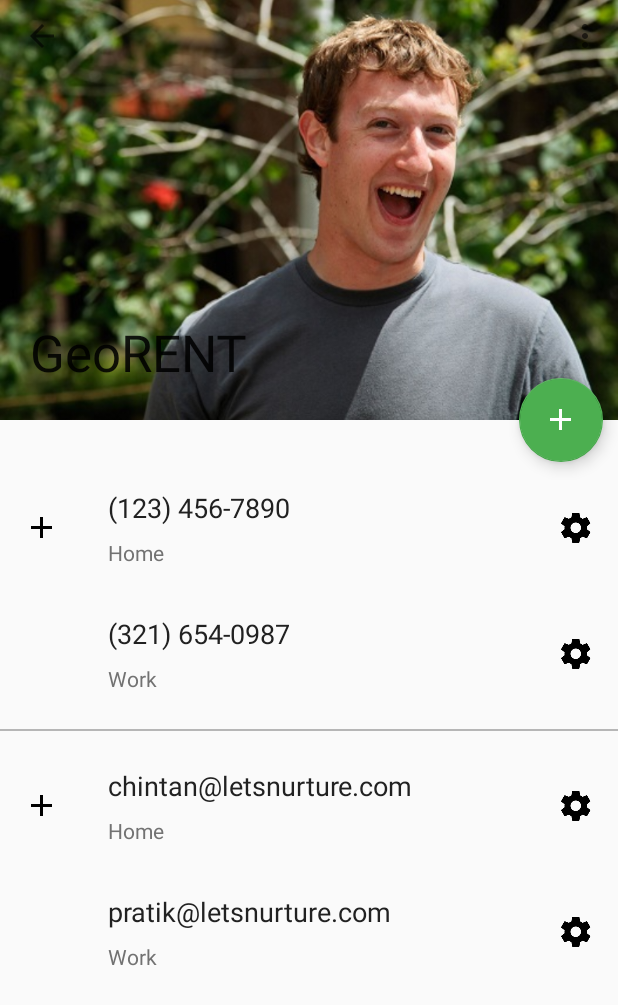
After one commit to iurykrieger/georent, an Android app: the ShowResidenceActivity screen opened directly, with no data from a screen before it, on a phone screen of 412 x 824 dp. The commit adds this screen. Shown: the top 1005 px of the screen. Run offline under Robolectric (Android 15) with nearby library versions, the phone set to English and light mode, and no system bars; network calls fail.

Commit message:
ShowResidence e FloatActionButton

```diff
--- /dev/null
+++ b/app/src/main/java/videira/ifc/edu/br/georent/activities/ShowResidenceActivity.java
@@ -0,0 +1,34 @@
+package videira.ifc.edu.br.georent.activities;
+
+import android.support.design.widget.CollapsingToolbarLayout;
+import android.support.v7.app.AppCompatActivity;
+import android.os.Bundle;
+import android.support.v7.widget.Toolbar;
+import android.view.Menu;
+import android.view.MenuInflater;
+
+import videira.ifc.edu.br.georent.R;
+
+public class ShowResidenceActivity extends AppCompatActivity {
+
+    private CollapsingToolbarLayout mCollapsingToolbarLayout;
+    private Toolbar mToolbar;
+
+    @Override
+    protected void onCreate(Bundle savedInstanceState) {
+        super.onCreate(savedInstanceState);
+        setContentView(R.layout.activity_residence_show);
+
+        mCollapsingToolbarLayout = (CollapsingToolbarLayout) findViewById(R.id.collapsing_toolbar);
+        mToolbar = (Toolbar) findViewById(R.id.toolbar);
+        setSupportActionBar(mToolbar);
+        getSupportActionBar().setDisplayHomeAsUpEnabled(true);
+    }
+
+    @Override
+    public boolean onCreateOptionsMenu(Menu menu) {
+        MenuInflater inflater = getMenuInflater();
+        inflater.inflate(R.menu.menu_main, menu);
+        return true;
+    }
+}
--- a/app/src/main/java/videira/ifc/edu/br/georent/activities/UserRegisterActivity.java
+++ b/app/src/main/java/videira/ifc/edu/br/georent/activities/UserRegisterActivity.java
@@ -6,14 +6,13 @@ import android.database.Cursor;
 import android.graphics.Bitmap;
 import android.graphics.BitmapFactory;
 import android.net.Uri;
+import android.os.Bundle;
 import android.os.Environment;
 import android.provider.MediaStore;
-import android.provider.Settings;
 import android.support.design.widget.CollapsingToolbarLayout;
 import android.support.design.widget.FloatingActionButton;
 import android.support.v7.app.AlertDialog;
 import android.support.v7.app.AppCompatActivity;
-import android.os.Bundle;
 import android.support.v7.widget.Toolbar;
 import android.view.Menu;
 import android.view.MenuInflater;
--- a/app/src/main/java/videira/ifc/edu/br/georent/fragments/TestFragment.java
+++ b/app/src/main/java/videira/ifc/edu/br/georent/fragments/TestFragment.java
@@ -1,6 +1,8 @@
 package videira.ifc.edu.br.georent.fragments;
 
+import android.content.Intent;
 import android.os.Bundle;
+import android.support.design.widget.FloatingActionButton;
 import android.support.v4.app.Fragment;
 import android.support.v4.widget.SwipeRefreshLayout;
 import android.support.v7.widget.LinearLayoutManager;
@@ -16,6 +18,7 @@ import java.util.ArrayList;
 import java.util.List;
 
 import videira.ifc.edu.br.georent.R;
+import videira.ifc.edu.br.georent.activities.ShowResidenceActivity;
 import videira.ifc.edu.br.georent.adapters.UserAdapter;
 import videira.ifc.edu.br.georent.interfaces.RecyclerViewOnClickListener;
 import videira.ifc.edu.br.georent.listeners.RecyclerViewTouchListener;
@@ -31,6 +34,7 @@ public class TestFragment extends Fragment implements RecyclerViewOnClickListene
     private int page;
     private RecyclerView mRecyclerView;
     private SwipeRefreshLayout mSwipeRefreshLayout;
+    private FloatingActionButton mFloatingActionButton;
     private List<User> mUserList;
     private LinearLayoutManager mLinearLayoutManager;
     private UserAdapter mUserAdapter;
@@ -67,6 +71,7 @@ public class TestFragment extends Fragment implements RecyclerViewOnClickListene
 
         mUserList = new ArrayList<>();
         mPbLoad = (ProgressBar) view.findViewById(R.id.pb_load_user);
+        mFloatingActionButton = (FloatingActionButton) view.findViewById(R.id.fb_new_residence);
 
         /**
          * Seta as propriedades do LayoutManager para a lista
@@ -130,6 +135,17 @@ public class TestFragment extends Fragment implements RecyclerViewOnClickListene
         });
 
         /**
+         * Seta o click do botão
+         */
+        mFloatingActionButton.setOnClickListener(new View.OnClickListener() {
+            @Override
+            public void onClick(View v) {
+                Intent i = new Intent(getActivity(), ShowResidenceActivity.class);
+                startActivity(i);
+            }
+        });
+
+        /**
          * Retorna a view para preencher a tela
          */
         return view;
--- /dev/null
+++ b/app/src/main/java/videira/ifc/edu/br/georent/services/ResidenceService.java
@@ -0,0 +1,23 @@
+package videira.ifc.edu.br.georent.services;
+
+import org.json.JSONArray;
+
+import java.util.HashMap;
+
+import videira.ifc.edu.br.georent.network.Transaction;
+
+/**
+ * Created by iuryk on 20/09/2016.
+ */
+
+public class ResidenceService implements Transaction {
+    @Override
+    public HashMap<String, String> doBefore() {
+        return null;
+    }
+
+    @Override
+    public void doAfter(JSONArray jsonArray) {
+
+    }
+}
--- /dev/null
+++ b/app/src/main/res/layout/activity_residence_show.xml
@@ -0,0 +1,316 @@
+<?xml version="1.0" encoding="utf-8"?>
+<android.support.design.widget.CoordinatorLayout xmlns:android="http://schemas.android.com/apk/res/android"
+    xmlns:app="http://schemas.android.com/apk/res-auto"
+    xmlns:tools="http://schemas.android.com/tools"
+    android:layout_width="match_parent"
+    android:layout_height="match_parent"
+    android:fitsSystemWindows="true"
+    tools:context="videira.ifc.edu.br.georent.activities.ShowResidenceActivity">
+
+    <android.support.design.widget.AppBarLayout
+        android:id="@+id/app_bar"
+        android:layout_width="match_parent"
+        android:layout_height="280dp"
+        android:fitsSystemWindows="true">
+
+        <android.support.design.widget.CollapsingToolbarLayout
+            android:id="@+id/collapsing_toolbar"
+            android:layout_width="match_parent"
+            android:layout_height="wrap_content"
+            android:fitsSystemWindows="true"
+            app:contentScrim="?attr/colorPrimary"
+            app:layout_scrollFlags="scroll|exitUntilCollapsed"
+            app:expandedTitleMarginStart="20dp"
+            app:expandedTitleMarginEnd="50dp">
+
+            <ImageView
+                android:id="@+id/iv_user"
+                android:layout_width="wrap_content"
+                android:layout_height="wrap_content"
+                android:fitsSystemWindows="true"
+                android:scaleType="centerCrop"
+                android:src="@drawable/user"
+                app:layout_collapseMode="parallax" />
+
+            <android.support.v7.widget.Toolbar
+                android:id="@+id/toolbar"
+                android:layout_width="match_parent"
+                android:layout_height="?attr/actionBarSize"
+                app:layout_collapseMode="pin"
+                android:minHeight="47dp" />
+
+        </android.support.design.widget.CollapsingToolbarLayout>
+    </android.support.design.widget.AppBarLayout>
+
+    <android.support.v4.widget.NestedScrollView
+        android:id="@+id/scroll"
+        android:layout_width="match_parent"
+        android:layout_height="match_parent"
+        android:clipToPadding="false"
+        android:paddingTop="30dp"
+        app:layout_behavior="@string/appbar_scrolling_view_behavior">
+
+        <LinearLayout
+            android:layout_width="match_parent"
+            android:layout_height="wrap_content"
+            android:orientation="vertical">
+
+            <RelativeLayout
+                android:layout_width="match_parent"
+                android:layout_height="wrap_content"
+                android:background="?attr/selectableItemBackground"
+                android:clickable="true"
+                android:padding="@dimen/activity_horizontal_margin">
+
+                <ImageView
+                    android:id="@+id/ivContactItem1"
+                    android:layout_width="wrap_content"
+                    android:layout_height="wrap_content"
+                    android:layout_centerVertical="true"
+                    android:layout_marginEnd="@dimen/activity_horizontal_margin"
+                    android:layout_marginRight="@dimen/activity_horizontal_margin"
+                    android:src="@drawable/ic_add_black_24dp" />
+
+                <TextView
+                    android:id="@+id/tvNumber1"
+                    android:layout_width="wrap_content"
+                    android:layout_height="wrap_content"
+                    android:layout_marginLeft="@dimen/activity_horizontal_margin"
+                    android:layout_marginStart="@dimen/activity_horizontal_margin"
+                    android:layout_toEndOf="@id/ivContactItem1"
+                    android:layout_toRightOf="@id/ivContactItem1"
+                    android:text="(123) 456-7890"
+                    android:textAppearance="@style/TextAppearance.AppCompat.Medium"
+                    android:textColor="#212121" />
+
+                <TextView
+                    android:layout_width="wrap_content"
+                    android:layout_height="wrap_content"
+                    android:layout_below="@id/tvNumber1"
+                    android:layout_marginLeft="@dimen/activity_horizontal_margin"
+                    android:layout_marginStart="@dimen/activity_horizontal_margin"
+                    android:layout_marginTop="8dp"
+                    android:layout_toEndOf="@id/ivContactItem1"
+                    android:layout_toRightOf="@id/ivContactItem1"
+                    android:text="Home"
+                    android:textAppearance="@style/TextAppearance.AppCompat.Small"
+                    android:textColor="#727272" />
+
+                <ToggleButton
+                    android:id="@+id/chkState1"
+                    android:layout_width="24dp"
+                    android:layout_height="24dp"
+                    android:layout_alignParentEnd="true"
+                    android:layout_alignParentRight="true"
+                    android:layout_centerVertical="true"
+                    android:layout_marginLeft="@dimen/activity_horizontal_margin"
+                    android:layout_marginStart="@dimen/activity_horizontal_margin"
+                    android:background="@drawable/ic_settings_black_24dp"
+                    android:checked="true"
+                    android:padding="6dp"
+                    android:textOff=""
+                    android:textOn="" />
+
+            </RelativeLayout>
+
+            <RelativeLayout
+                android:layout_width="match_parent"
+                android:layout_height="wrap_content"
+                android:background="?attr/selectableItemBackground"
+                android:clickable="true"
+                android:padding="@dimen/activity_horizontal_margin">
+
+                <ImageView
+                    android:id="@+id/ivContactItem2"
+                    android:layout_width="wrap_content"
+                    android:layout_height="wrap_content"
+                    android:layout_centerVertical="true"
+                    android:layout_marginEnd="@dimen/activity_horizontal_margin"
+                    android:layout_marginRight="@dimen/activity_horizontal_margin"
+                    android:src="@drawable/ic_add_black_24dp"
+                    android:visibility="invisible" />
+
+                <TextView
+                    android:id="@+id/tvNumber2"
+                    android:layout_width="wrap_content"
+                    android:layout_height="wrap_content"
+                    android:layout_marginLeft="@dimen/activity_horizontal_margin"
+                    android:layout_marginStart="@dimen/activity_horizontal_margin"
+                    android:layout_toEndOf="@id/ivContactItem2"
+                    android:layout_toRightOf="@id/ivContactItem2"
+                    android:text="(321) 654-0987"
+                    android:textAppearance="@style/TextAppearance.AppCompat.Medium"
+                    android:textColor="#212121" />
+
+                <TextView
+                    android:layout_width="wrap_content"
+                    android:layout_height="wrap_content"
+                    android:layout_below="@id/tvNumber2"
+                    android:layout_marginLeft="@dimen/activity_horizontal_margin"
+                    android:layout_marginStart="@dimen/activity_horizontal_margin"
+                    android:layout_marginTop="8dp"
+                    android:layout_toEndOf="@id/ivContactItem2"
+                    android:layout_toRightOf="@id/ivContactItem2"
+                    android:text="Work"
+                    android:textAppearance="@style/TextAppearance.AppCompat.Small"
+                    android:textColor="#727272" />
+
+                <ToggleButton
+                    android:id="@+id/chkState2"
+                    android:layout_width="24dp"
+                    android:layout_height="24dp"
+                    android:layout_alignParentEnd="true"
+                    android:layout_alignParentRight="true"
+                    android:layout_centerVertical="true"
+                    android:layout_marginLeft="@dimen/activity_horizontal_margin"
+                    android:layout_marginStart="@dimen/activity_horizontal_margin"
+                    android:background="@drawable/ic_settings_black_24dp"
+                    android:checked="false"
+                    android:padding="6dp"
+                    android:textOff=""
+                    android:textOn="" />
+
+            </RelativeLayout>
+
+            <include layout="@layout/item_divider" />
+
+            <RelativeLayout
+                android:layout_width="match_parent"
+                android:layout_height="wrap_content"
+                android:background="?attr/selectableItemBackground"
+                android:clickable="true"
+                android:padding="@dimen/activity_horizontal_margin">
+
+                <ImageView
+                    android:id="@+id/ivContactItem3"
+                    android:layout_width="wrap_content"
+                    android:layout_height="wrap_content"
+                    android:layout_centerVertical="true"
+                    android:layout_marginEnd="@dimen/activity_horizontal_margin"
+                    android:layout_marginRight="@dimen/activity_horizontal_margin"
+                    android:src="@drawable/ic_add_black_24dp" />
+
+                <TextView
+                    android:id="@+id/tvNumber3"
+                    android:layout_width="wrap_content"
+                    android:layout_height="wrap_content"
+                    android:layout_marginLeft="@dimen/activity_horizontal_margin"
+                    android:layout_marginStart="@dimen/activity_horizontal_margin"
+                    android:layout_toEndOf="@id/ivContactItem3"
+                    android:layout_toLeftOf="@+id/chkState3"
+                    android:layout_toRightOf="@id/ivContactItem3"
+                    android:layout_toStartOf="@+id/chkState3"
+                    android:ellipsize="end"
+                    android:maxLines="1"
+                    android:text="chintan@letsnurture.com"
+                    android:textAppearance="@style/TextAppearance.AppCompat.Medium"
+                    android:textColor="#212121" />
+
+                <TextView
+                    android:layout_width="wrap_content"
+                    android:layout_height="wrap_content"
+                    android:layout_below="@id/tvNumber3"
+                    android:layout_marginLeft="@dimen/activity_horizontal_margin"
+                    android:layout_marginStart="@dimen/activity_horizontal_margin"
+                    android:layout_marginTop="8dp"
+                    android:layout_toEndOf="@id/ivContactItem3"
+                    android:layout_toRightOf="@id/ivContactItem3"
+                    android:text="Home"
+                    android:textAppearance="@style/TextAppearance.AppCompat.Small"
+                    android:textColor="#727272" />
+
+                <ToggleButton
+                    android:id="@+id/chkState3"
+                    android:layout_width="24dp"
+                    android:layout_height="24dp"
+                    android:layout_alignParentEnd="true"
+                    android:layout_alignParentRight="true"
+                    android:layout_centerVertical="true"
+                    android:layout_marginLeft="@dimen/activity_horizontal_margin"
+                    android:layout_marginStart="@dimen/activity_horizontal_margin"
+                    android:background="@drawable/ic_settings_black_24dp"
+                    android:checked="true"
+                    android:padding="6dp"
+                    android:textOff=""
+                    android:textOn="" />
+
+            </RelativeLayout>
+
+            <RelativeLayout
+                android:layout_width="match_parent"
+                android:layout_height="wrap_content"
+                android:background="?attr/selectableItemBackground"
+                android:clickable="true"
+                android:padding="@dimen/activity_horizontal_margin">
+
+                <ImageView
+                    android:id="@+id/ivContactItem4"
+                    android:layout_width="wrap_content"
+                    android:layout_height="wrap_content"
+                    android:layout_centerVertical="true"
+                    android:layout_marginEnd="@dimen/activity_horizontal_margin"
+                    android:layout_marginRight="@dimen/activity_horizontal_margin"
+                    android:src="@drawable/ic_add_black_24dp"
+                    android:visibility="invisible" />
+
+                <TextView
+                    android:id="@+id/tvNumber4"
+                    android:layout_width="wrap_content"
+                    android:layout_height="wrap_content"
+                    android:layout_marginLeft="@dimen/activity_horizontal_margin"
+                    android:layout_marginStart="@dimen/activity_horizontal_margin"
+                    android:layout_toEndOf="@id/ivContactItem4"
+                    android:layout_toLeftOf="@+id/chkState4"
+                    android:layout_toRightOf="@id/ivContactItem4"
+                    android:layout_toStartOf="@+id/chkState4"
+                    android:ellipsize="end"
+                    android:maxLines="1"
+                    android:text="pratik@letsnurture.com"
+                    android:textAppearance="@style/TextAppearance.AppCompat.Medium"
+                    android:textColor="#212121" />
+
+                <TextView
+                    android:layout_width="wrap_content"
+                    android:layout_height="wrap_content"
+                    android:layout_below="@id/tvNumber4"
+                    android:layout_marginLeft="@dimen/activity_horizontal_margin"
+                    android:layout_marginStart="@dimen/activity_horizontal_margin"
+                    android:layout_marginTop="8dp"
+                    android:layout_toEndOf="@id/ivContactItem4"
+                    android:layout_toRightOf="@id/ivContactItem4"
+                    android:text="Work"
+                    android:textAppearance="@style/TextAppearance.AppCompat.Small"
+                    android:textColor="#727272" />
+
+                <ToggleButton
+                    android:id="@+id/chkState4"
+                    android:layout_width="24dp"
+                    android:layout_height="24dp"
+                    android:layout_alignParentEnd="true"
+                    android:layout_alignParentRight="true"
+                    android:layout_centerVertical="true"
+                    android:layout_marginLeft="@dimen/activity_horizontal_margin"
+                    android:layout_marginStart="@dimen/activity_horizontal_margin"
+                    android:background="@drawable/ic_settings_black_24dp"
+                    android:padding="6dp"
+                    android:textOff=""
+                    android:textOn="" />
+
+            </RelativeLayout>
+
+        </LinearLayout>
+
+    </android.support.v4.widget.NestedScrollView>
+
+    <android.support.design.widget.FloatingActionButton
+        android:id="@+id/fab"
+        android:layout_width="wrap_content"
+        android:layout_height="wrap_content"
+        android:layout_margin="@dimen/fab_margin_end"
+        android:src="@drawable/ic_add_black_24dp"
+        app:layout_anchor="@id/app_bar"
+        app:layout_anchorGravity="bottom|end"
+        app:rippleColor="@android:color/white"
+        android:tint="@android:color/white" />
+
+</android.support.design.widget.CoordinatorLayout>
--- a/app/src/main/res/layout/fragment_home.xml
+++ b/app/src/main/res/layout/fragment_home.xml
@@ -1,8 +1,7 @@
 <FrameLayout xmlns:android="http://schemas.android.com/apk/res/android"
-    xmlns:tools="http://schemas.android.com/tools"
+    xmlns:app="http://schemas.android.com/apk/res-auto"
     android:layout_width="match_parent"
-    android:layout_height="match_parent"
-    tools:context=".fragments.TestFragment">
+    android:layout_height="match_parent">
 
     <android.support.v4.widget.SwipeRefreshLayout
         android:id="@+id/sr_users"
@@ -12,8 +11,8 @@
         <android.support.v7.widget.RecyclerView
             android:id="@+id/rv_users"
             android:scrollbars="vertical"
-            android:layout_width="match_parent"
-            android:layout_height="wrap_content"/>
+            android:layout_width="wrap_content"
+            android:layout_height="565dp"/>
 
     </android.support.v4.widget.SwipeRefreshLayout>
 
@@ -23,4 +22,14 @@
         android:visibility="gone"
         android:layout_gravity="center"
         android:id="@+id/pb_load_user"/>
+
+    <android.support.design.widget.FloatingActionButton
+        android:id="@+id/fb_new_residence"
+        android:layout_width="wrap_content"
+        android:layout_height="wrap_content"
+        android:layout_gravity="bottom|right"
+        android:layout_margin="16dp"
+        android:src="@drawable/ic_add_black_24dp"
+        app:layout_anchor="@id/sr_users"
+        app:layout_anchorGravity="bottom|right|end"/>
 </FrameLayout>
--- /dev/null
+++ b/app/src/main/res/layout/item_divider.xml
@@ -0,0 +1,7 @@
+<?xml version="1.0" encoding="utf-8"?>
+<View xmlns:android="http://schemas.android.com/apk/res/android"
+    android:layout_width="match_parent"
+    android:layout_height="1dp"
+    android:layout_marginBottom="8dp"
+    android:layout_marginTop="8dp"
+    android:background="#B6B6B6" />
```
Also changed, not shown: app/src/main/AndroidManifest.xml (+6 -4 lines), app/src/main/res/values/strings.xml (line endings or trailing spaces), 1 other file.
